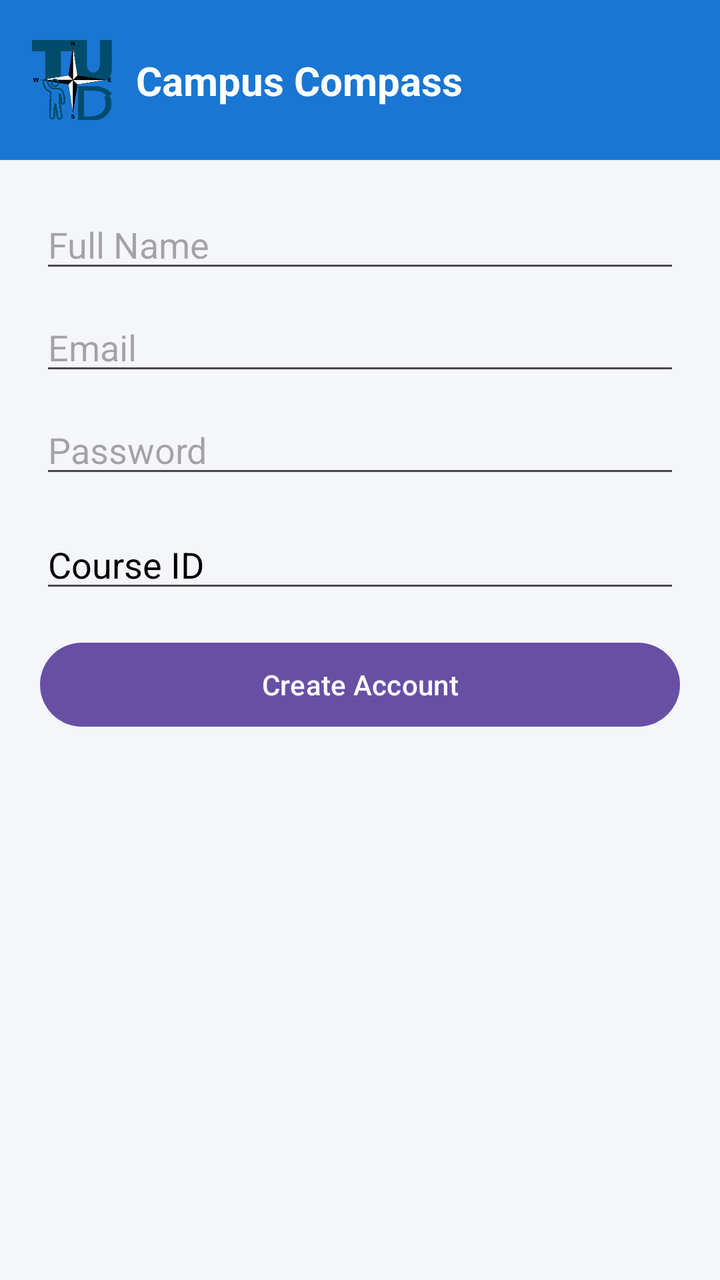
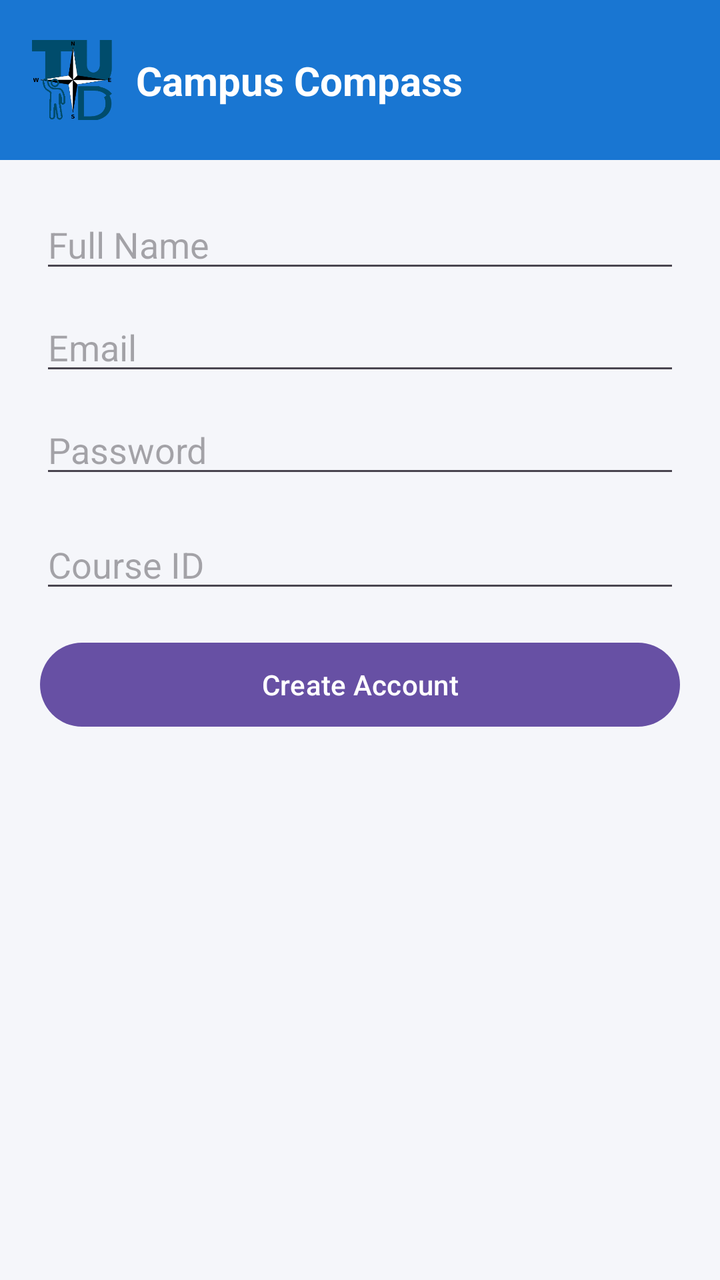

The first picture is an Android layout as it rendered before a commit; the second is the same layout after the commit. The layout source and the unified diff follow.
<!-- AndroidManifest.xml: application theme Theme.CampusCompass -->
<!-- res/layout/activity_register.xml -->
<?xml version="1.0" encoding="utf-8"?>
<androidx.constraintlayout.widget.ConstraintLayout
    xmlns:android="http://schemas.android.com/apk/res/android"
    xmlns:app="http://schemas.android.com/apk/res-auto"
    android:layout_width="match_parent"
    android:layout_height="match_parent"
    android:background="#F5F6FA">


    <include
        android:id="@+id/topBar"
        layout="@layout/top_bar"
        app:layout_constraintTop_toTopOf="parent"
        app:layout_constraintStart_toStartOf="parent"
        app:layout_constraintEnd_toEndOf="parent"/>


    <LinearLayout
        android:orientation="vertical"
        android:padding="20dp"
        android:layout_width="0dp"
        android:layout_height="wrap_content"
        app:layout_constraintTop_toBottomOf="@id/topBar"
        app:layout_constraintStart_toStartOf="parent"
        app:layout_constraintEnd_toEndOf="parent">

        <EditText
            android:id="@+id/nameEditText"
            android:layout_width="match_parent"
            android:layout_height="wrap_content"
            android:hint="Full Name"
            android:textColor="#000000"
            android:layout_marginBottom="10dp"/>

        <EditText
            android:id="@+id/emailEditText"
            android:layout_width="match_parent"
            android:layout_height="wrap_content"
            android:hint="Email"
            android:textColor="#000000"
            android:layout_marginBottom="10dp"/>

        <EditText
            android:id="@+id/passwordEditText"
            android:layout_width="match_parent"
            android:layout_height="wrap_content"
            android:hint="Password"
            android:inputType="textPassword"
            android:textColor="#000000"
            android:layout_marginBottom="16dp"/>

        <EditText
            android:id="@+id/courseEditText"
            android:layout_width="match_parent"
            android:layout_height="wrap_content"
            android:hint="Course ID"
            android:textColor="#000000"
            android:textColorHint="#000000"
            android:layout_marginBottom="16dp"/>

        <Button
            android:id="@+id/registerBtn"
            android:layout_width="match_parent"
            android:layout_height="50dp"
            android:text="Create Account"/>

    </LinearLayout>

</androidx.constraintlayout.widget.ConstraintLayout>
<!-- res/layout/top_bar.xml (included above) -->
<?xml version="1.0" encoding="utf-8"?>
<androidx.constraintlayout.widget.ConstraintLayout
    xmlns:android="http://schemas.android.com/apk/res/android"
    xmlns:app="http://schemas.android.com/apk/res-auto"
    android:id="@+id/topBar"
    android:layout_width="match_parent"
    android:layout_height="80dp"
    android:background="#1976D2">

    <ImageView
        android:id="@+id/logoImage"
        android:layout_width="40dp"
        android:layout_height="40dp"
        android:src="@drawable/campus_compass"
        android:contentDescription="Logo"
        app:layout_constraintTop_toTopOf="parent"
        app:layout_constraintBottom_toBottomOf="parent"
        app:layout_constraintStart_toStartOf="parent"
        android:layout_marginStart="16dp"/>

    <TextView
        android:id="@+id/titleText"
        android:layout_width="wrap_content"
        android:layout_height="wrap_content"
        android:text="Campus Compass"
        android:textColor="#FFFFFF"
        android:textSize="20sp"
        android:textStyle="bold"
        app:layout_constraintTop_toTopOf="parent"
        app:layout_constraintBottom_toBottomOf="parent"
        app:layout_constraintStart_toEndOf="@id/logoImage"
        android:layout_marginStart="12dp"/>

</androidx.constraintlayout.widget.ConstraintLayout>
<!-- resources referenced by this layout -->
<resources>
  <!-- drawable campus_compass: png bitmap (drawable, 10718 bytes) -->
  <style name="Theme.CampusCompass" parent="Base.Theme.CampusCompass" />
  <style name="Base.Theme.CampusCompass" parent="Theme.Material3.DayNight.NoActionBar">
          
          
      </style>
</resources>

<!-- the commit's change to res/layout/activity_register.xml (unified diff, before → after) -->
@@ -55,7 +55,6 @@
             android:layout_height="wrap_content"
             android:hint="Course ID"
             android:textColor="#000000"
-            android:textColorHint="#000000"
             android:layout_marginBottom="16dp"/>
 
         <Button
